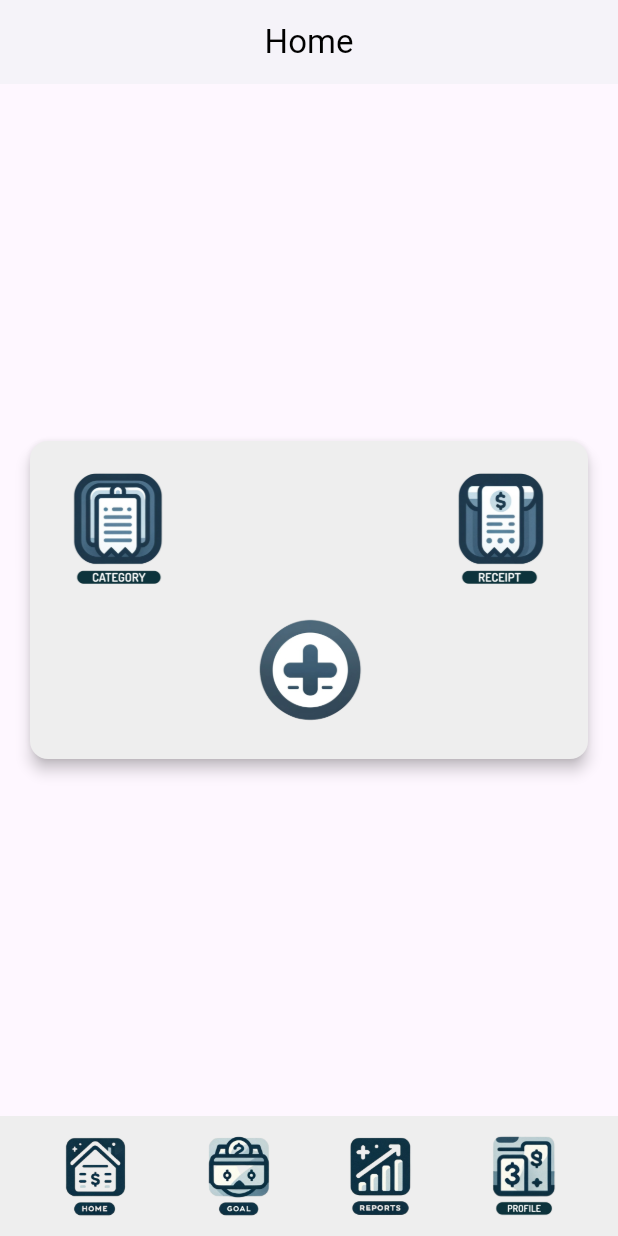
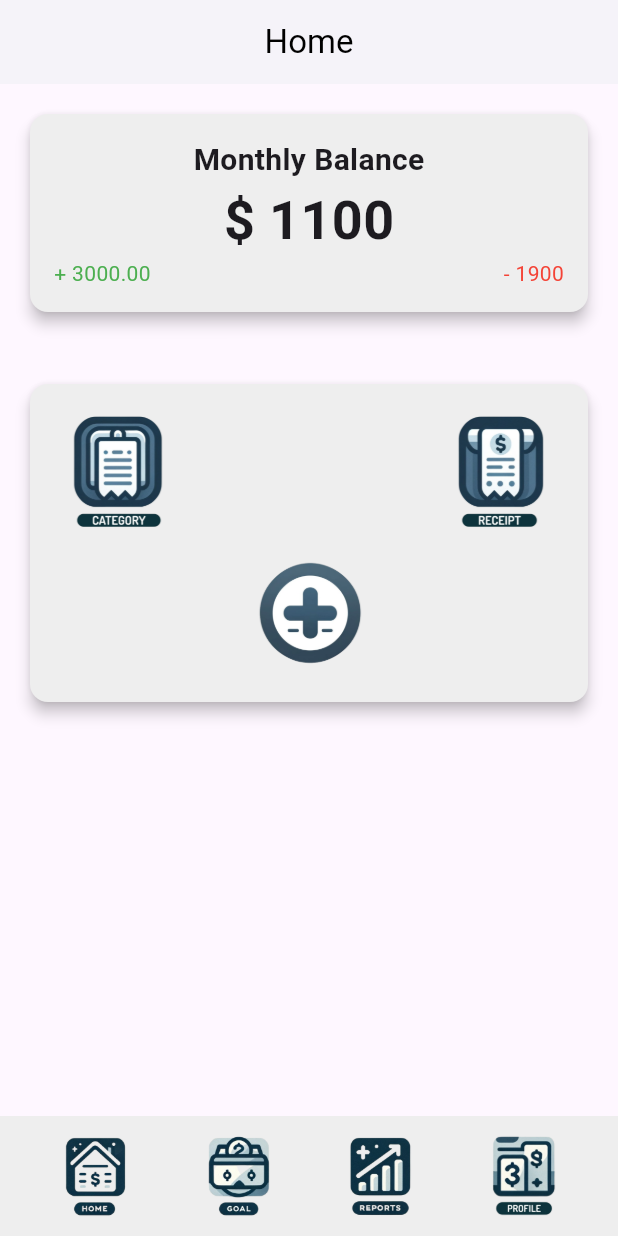
Before and after one commit to SlowpokeBloke/Flutter_ExpenseTracker, a Flutter app: the screen it shows after launch, on a phone screen of 412 x 824 dp. Run offline on Flutter 3.47's test engine with Material 3 defaults, Android fonts, the phone set to English and light mode, and no system bars.

Commit message:
Temp Card
Place holder for balance report on the homepage done, will be replace or modified

```diff
--- a/expense_tracker/lib/screens/budget_goal.dart
+++ b/expense_tracker/lib/screens/budget_goal.dart
@@ -58,11 +58,9 @@ class _BudgetGoalState extends State<BudgetGoal> {
                 itemBuilder: (context, index) {
                   return ListTile(
                     title: Text(_categories[index]),
-                    // Assuming you want to do something when a category is tapped
+
                     onTap: () {
-                      // You can navigate to another screen to set goals for this category or open a dialog to input goals.
-                      // For example:
-                      // Navigator.of(context).push(MaterialPageRoute(builder: (_) => SetGoalScreen(category: _categories[index])));
+
                     },
                   );
                 },
--- a/expense_tracker/lib/screens/expense_entry.dart
+++ b/expense_tracker/lib/screens/expense_entry.dart
@@ -14,7 +14,7 @@ class ExpenseEntry extends StatelessWidget {
 
       body: const Padding(
         padding: EdgeInsets.all(16.0),
-        // Your body content here
+        //  body content here
       ),
 
     );
--- a/expense_tracker/lib/screens/home_screen.dart
+++ b/expense_tracker/lib/screens/home_screen.dart
@@ -12,17 +12,49 @@ class HomeScreen extends StatelessWidget {
         centerTitle: true,
         elevation: 2,
       ),
+      body: ListView(
+        padding: const EdgeInsets.all(16.0),
+        children: [
 
-      body: Padding(
-        padding: const EdgeInsets.all(16.0),
-        child: Center( // Center the card in the middle of the screen
-          child: Card(
+          Card( // Place holder card will be heavly adjust or completely replace
             elevation: 4.0,
-            color: Colors.grey[200], // Adjust the color to match your design
+            color: Colors.grey[200],
+            child: const Padding(
+              padding: EdgeInsets.all(16.0), // Adjust padding for balance card
+              child: Column(
+                mainAxisSize: MainAxisSize.min,
+                children: [
+                  Text(
+                    'Monthly Balance',
+                    style: TextStyle(fontSize: 20, fontWeight: FontWeight.bold),
+                  ),
+                  Text(
+                    '\$ 1100',
+                    style: TextStyle(fontSize: 36, fontWeight: FontWeight.bold),
+                  ),
+                  Row(
+                    mainAxisAlignment: MainAxisAlignment.spaceBetween,
+                    children: [
+                      Text('+ 3000.00', style: TextStyle(color: Colors.green)),
+                      Text('- 1900', style: TextStyle(color: Colors.red)),
+                    ],
+                  ),
+                ],
+              ),
+            ),
+          ),
+
+
+          SizedBox(height: 40),
+
+
+          Card( // Mid nav buttons
+            elevation: 4.0,
+            color: Colors.grey[200],
             child: Padding(
-              padding: const EdgeInsets.all(10.0), // Adjust padding to fit your content within the card
+              padding: const EdgeInsets.all(10.0),
               child: Column(
-                mainAxisSize: MainAxisSize.min, // Take the minimum space necessary
+                mainAxisSize: MainAxisSize.min,
                 children: [
                   Row(
                     mainAxisAlignment: MainAxisAlignment.spaceBetween,
@@ -37,7 +69,6 @@ class HomeScreen extends StatelessWidget {
                           Navigator.pushNamed(context, '/categories');
                         },
                       ),
-
                       IconButton(
                         icon: Container(
                           width: 80,
@@ -48,8 +79,6 @@ class HomeScreen extends StatelessWidget {
                           Navigator.pushNamed(context, '/expense_view');
                         },
                       ),
-
-
                     ],
                   ),
                   IconButton(
@@ -66,7 +95,14 @@ class HomeScreen extends StatelessWidget {
               ),
             ),
           ),
-        ),
+
+
+
+
+
+
+
+        ],
       ),
 
       bottomNavigationBar: BottomAppBar(
@@ -77,7 +113,6 @@ class HomeScreen extends StatelessWidget {
           child: Row(
             mainAxisAlignment: MainAxisAlignment.spaceAround,
             children: <Widget>[
-              // Use GestureDetector to handle taps and increase icon size
               GestureDetector(
                 child: Container(
                   width: 60,
@@ -119,8 +154,6 @@ class HomeScreen extends StatelessWidget {
           ),
         ),
       ),
-
-
     );
   }
 }
```
Also changed, not shown: expense_tracker/lib/screens/expense_view.dart (+2 -54 lines).
